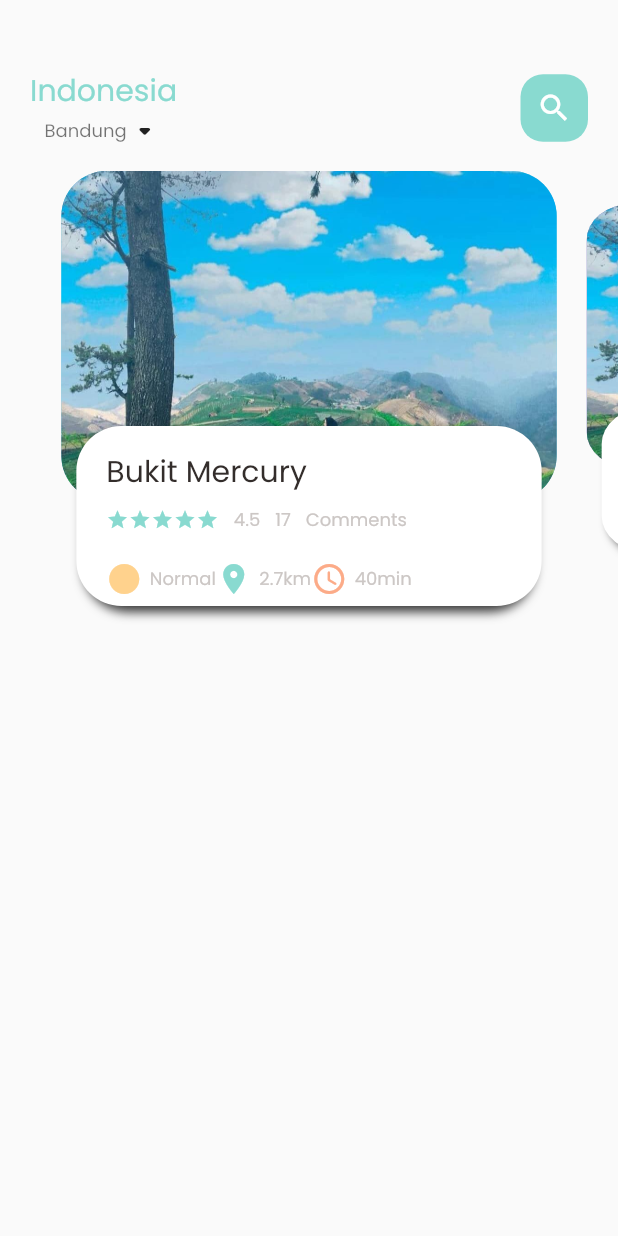
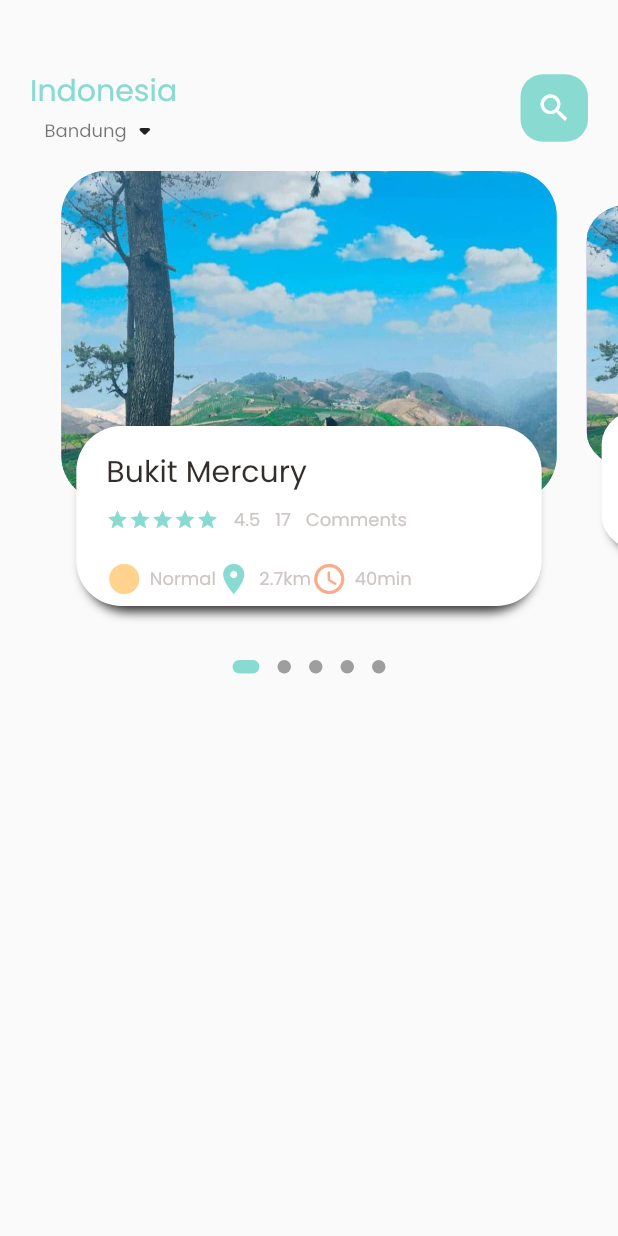
Before and after one commit to cahyaind/e_ticket, a Flutter app: the screen it shows after launch, on a phone screen of 412 x 824 dp. Run offline on Flutter 3.47's test engine with Material 2 defaults, Android fonts, the phone set to English and light mode, and no system bars; drawn by our look-alikes of dots_indicator.

```diff
--- a/lib/home/main_tour_page.dart
+++ b/lib/home/main_tour_page.dart
@@ -20,6 +20,7 @@ class _MainTourPageState extends State<MainTourPage> {
     return Scaffold(
       body: Column(
         children: [
+          // the header
           Container(
             child: Container(
               margin: EdgeInsets.only(top: 45, bottom: 15),
@@ -56,6 +57,7 @@ class _MainTourPageState extends State<MainTourPage> {
               ),
             ),
           ),
+          // the body (top image)
           TourPageBody(),
         ],
       ),
--- a/lib/home/tour_page_body.dart
+++ b/lib/home/tour_page_body.dart
@@ -1,3 +1,4 @@
+import 'package:dots_indicator/dots_indicator.dart';
 import 'package:e_ticket/utils/colors.dart';
 import 'package:e_ticket/widgets/big_text.dart';
 import 'package:e_ticket/widgets/icon_and_text_widget.dart';
@@ -39,7 +40,9 @@ class _TourPageBodyState extends State<TourPageBody> {
 
   @override
   Widget build(BuildContext context) {
-    return Container(
+    return Column(
+      children: [
+        Container(
           height: 320,
           child: PageView.builder(
             controller: pageController,
@@ -48,33 +51,51 @@ class _TourPageBodyState extends State<TourPageBody> {
               return _buildPageItem(position);
             },
           ),
+        ),
+        DotsIndicator(
+          dotsCount: 5,
+          position: _currPageValue,
+          decorator: DotsDecorator(
+            activeColor: AppColors.mainColor,
+            size: const Size.square(9.0),
+            activeSize: const Size(18.0, 9.0),
+            activeShape: RoundedRectangleBorder(
+              borderRadius: BorderRadius.circular(10),
+            ),
+          ),
+        ),
+      ],
     );
   }
 
   Widget _buildPageItem(int index) {
-
     Matrix4 matrix = new Matrix4.identity();
-    if (index == _currPageValue.floor())
-    {  // left
-      var currScale = 1-(_currPageValue-index)*(1-_scaleFactor);
-      var currTrans = _height*(1-currScale)/2;
-      matrix = Matrix4.diagonal3Values(1, currScale, 1)..setTranslationRaw(0, currTrans, 0);
-    } else if (index == _currPageValue.floor()+1)
-    { // right
-      var currScale = _scaleFactor+(_currPageValue-index+1)*(1-_scaleFactor);
-      var currTrans = _height*(1-currScale)/2;  // 1/10*220=22
+    if (index == _currPageValue.floor()) {
+      // left
+      var currScale = 1 - (_currPageValue - index) * (1 - _scaleFactor);
+      var currTrans = _height * (1 - currScale) / 2;
+      matrix = Matrix4.diagonal3Values(1, currScale, 1)
+        ..setTranslationRaw(0, currTrans, 0);
+    } else if (index == _currPageValue.floor() + 1) {
+      // right
+      var currScale =
+          _scaleFactor + (_currPageValue - index + 1) * (1 - _scaleFactor);
+      var currTrans = _height * (1 - currScale) / 2; // 1/10*220=22
       matrix = Matrix4.diagonal3Values(1, currScale, 1);
-      matrix = Matrix4.diagonal3Values(1, currScale, 1)..setTranslationRaw(0, currTrans, 0);
-    } else if (index == _currPageValue.floor()-1)
-    { // left
-      var currScale = 1-(_currPageValue-index)*(1-_scaleFactor);
-      var currTrans = _height*(1-currScale)/2;
+      matrix = Matrix4.diagonal3Values(1, currScale, 1)
+        ..setTranslationRaw(0, currTrans, 0);
+    } else if (index == _currPageValue.floor() - 1) {
+      // left
+      var currScale = 1 - (_currPageValue - index) * (1 - _scaleFactor);
+      var currTrans = _height * (1 - currScale) / 2;
       matrix = Matrix4.diagonal3Values(1, currScale, 1);
-      matrix = Matrix4.diagonal3Values(1, currScale, 1)..setTranslationRaw(0, currTrans, 0);
-    } else
-    { // agar saat scrolling left/right auto kecil height-nya
+      matrix = Matrix4.diagonal3Values(1, currScale, 1)
+        ..setTranslationRaw(0, currTrans, 0);
+    } else {
+      // agar saat scrolling left/right auto kecil height-nya
       var currScale = 0.8;
-      matrix = Matrix4.diagonal3Values(1, currScale, 1)..setTranslationRaw(0, _height*(1-_scaleFactor), 1);
+      matrix = Matrix4.diagonal3Values(1, currScale, 1)
+        ..setTranslationRaw(0, _height * (1 - _scaleFactor), 1);
     }
 
     return Transform(
```
Also changed, not shown: pubspec.yaml (+5 -17 lines), pubspec.lock. Lines whose indentation alone changed are shown as unchanged.
